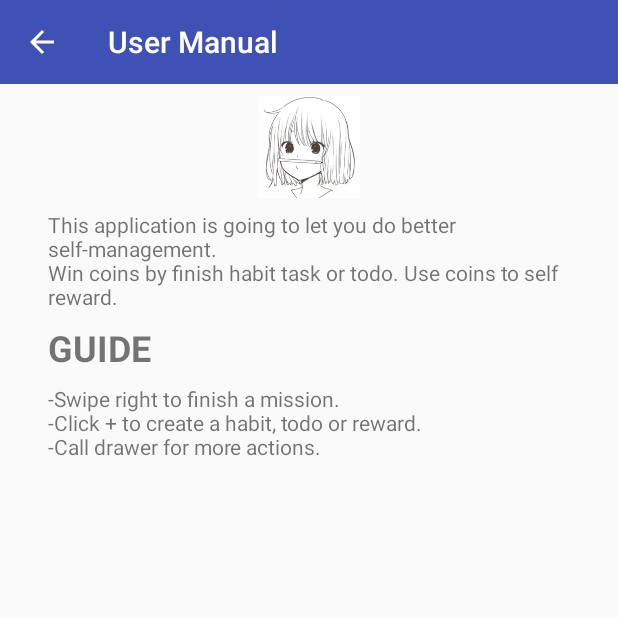
After one commit to IvonZZhang/DesireAndAchievement1.1, an Android app: the UserManual screen opened directly, with no data from a screen before it, on a phone screen of 412 x 824 dp, the top half of it. The commit adds this screen. Run offline under Robolectric (Android 15) with nearby library versions, the phone set to English and light mode, and no system bars; network calls fail.

Commit message:
zijun version with celan user manual

```diff
--- a/app/src/main/AndroidManifest.xml
+++ b/app/src/main/AndroidManifest.xml
@@ -33,6 +33,10 @@
             android:name="be.kuleuven.softdev.zijunyin.DesireAndAchievement_1_0.Reward.NewReward"
             android:theme="@style/AppTheme.NoActionBar">
         </activity>
+        <activity
+            android:name="be.kuleuven.softdev.zijunyin.DesireAndAchievement_1_0.UserManual"
+            android:theme="@style/AppTheme.NoActionBar">
+        </activity>
     </application>
 
 </manifest>
--- /dev/null
+++ b/app/src/main/java/be/kuleuven/softdev/zijunyin/DesireAndAchievement_1_0/UserManual.java
@@ -0,0 +1,30 @@
+package be.kuleuven.softdev.zijunyin.DesireAndAchievement_1_0;
+
+import android.os.Bundle;
+import android.support.v7.app.AppCompatActivity;
+import android.support.v7.widget.Toolbar;
+import android.view.MenuItem;
+
+public class UserManual extends AppCompatActivity {
+    @Override
+    protected void onCreate(Bundle savedInstanceState){
+        super.onCreate(savedInstanceState);
+        setContentView(R.layout.activity_user_manual);
+        Toolbar toolbar = findViewById(R.id.user_manual_toolbar);
+        setSupportActionBar(toolbar);
+        getSupportActionBar().setDisplayHomeAsUpEnabled(true);
+        getSupportActionBar().setHomeButtonEnabled(true);
+
+    }
+
+    @Override
+    public boolean onOptionsItemSelected(MenuItem item) {
+
+        //监听左上角的返回箭头
+        if(item.getItemId()==android.R.id.home){
+            finish();
+            return true;
+        }
+        return super.onOptionsItemSelected(item);
+    }
+}
--- /dev/null
+++ b/app/src/main/res/layout/activity_user_manual.xml
@@ -0,0 +1,64 @@
+<?xml version="1.0" encoding="utf-8"?>
+<ScrollView xmlns:android="http://schemas.android.com/apk/res/android"
+    xmlns:tools="http://schemas.android.com/tools"
+    android:layout_width="fill_parent"
+    android:layout_height="fill_parent"
+    xmlns:app="http://schemas.android.com/apk/res-auto">
+
+    <LinearLayout
+        android:layout_width="wrap_content"
+        android:layout_height="wrap_content"
+        android:orientation="vertical">
+
+        <android.support.v7.widget.Toolbar
+            android:id="@+id/user_manual_toolbar"
+            android:layout_width="match_parent"
+            android:layout_height="wrap_content"
+            android:background="?attr/colorPrimary"
+            android:minHeight="?attr/actionBarSize"
+            android:theme="?attr/actionBarTheme"
+            app:title="User Manual">
+        </android.support.v7.widget.Toolbar>
+
+        <ImageView
+            android:id="@+id/user_manual_image"
+            android:layout_width="85dp"
+            android:layout_height="68dp"
+            android:layout_marginEnd="8dp"
+            android:layout_marginStart="8dp"
+            android:layout_marginTop="8dp"
+            android:layout_gravity="center_horizontal"
+            app:srcCompat="@drawable/usermanul_background" />
+
+        <TextView
+            android:id="@+id/user_manual_text_info"
+            android:layout_width="wrap_content"
+            android:layout_height="wrap_content"
+            android:layout_marginEnd="32dp"
+            android:layout_marginStart="32dp"
+            android:layout_marginTop="8dp"
+            android:text="@string/user_manual_text_info" />
+
+        <TextView
+            android:id="@+id/user_manual_label_1"
+            android:layout_width="wrap_content"
+            android:layout_height="wrap_content"
+            android:layout_marginEnd="32dp"
+            android:layout_marginStart="32dp"
+            android:layout_marginTop="8dp"
+            android:text="@string/user_manual_label_1"
+            android:textSize="24sp"
+            android:textStyle="bold" />
+
+        <TextView
+            android:id="@+id/user_manual_text_guide"
+            android:layout_width="wrap_content"
+            android:layout_height="wrap_content"
+            android:layout_marginEnd="32dp"
+            android:layout_marginStart="32dp"
+            android:layout_marginTop="8dp"
+            android:text="@string/user_manual_text_guide" />
+
+    </LinearLayout>
+
+</ScrollView>
--- a/app/src/main/res/values/strings.xml
+++ b/app/src/main/res/values/strings.xml
@@ -43,6 +43,19 @@
     <string name="first_weekday">The first weekday</string>
     <string name="about">About</string>
 
+    <string name="user_manual_text_info">
+        This application is going to let you do better self-management.
+        \nWin coins by finish habit task or todo. Use coins to self reward.
+    </string>
+    <string name="user_manual_label_1">
+        GUIDE
+    </string>
+    <string name="user_manual_text_guide">
+        -Swipe right to finish a mission.
+        \n-Click + to create a habit, todo or reward.
+        \n-Call drawer for more actions.
+    </string>
+
     <string name="title_activity_habit">HabitActivity</string>
     <string name="cycle">CycleAndTimes</string>
     <string name="times">Times</string>
```
Also changed, not shown: app/src/main/java/be/kuleuven/softdev/zijunyin/DesireAndAchievement_1_0/MainActivity.java (+72 -29 lines), app/src/main/res/drawable/usermanul_background.JPG (added).
